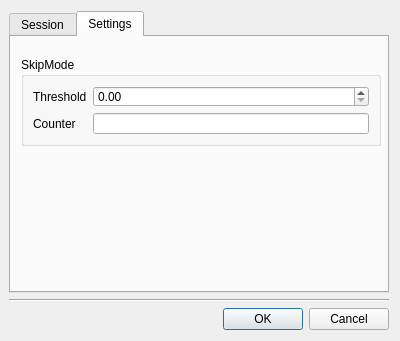
Above: spectromicroscopy/smpgui/ui_configuresmp.ui from praxes/praxes before the change. Below: the same form after it.
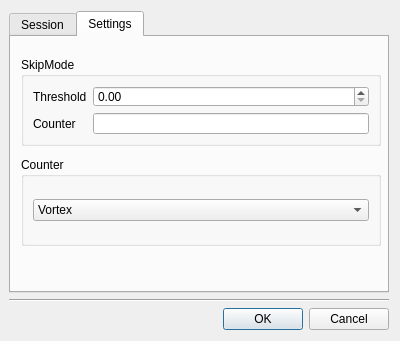
That is the form after the change.

Commit message: [svn] Set up infrastructure for counter setting Added ICR,OCR,Real,Live correction for vortex counter

Diff of the .ui file:
```diff
--- a/spectromicroscopy/smpgui/ui_configuresmp.ui
+++ b/spectromicroscopy/smpgui/ui_configuresmp.ui
@@ -146,6 +146,40 @@
         </item>
        </layout>
       </widget>
+      <widget class="QGroupBox" name="groupBox_3" >
+       <property name="geometry" >
+        <rect>
+         <x>10</x>
+         <y>120</y>
+         <width>360</width>
+         <height>89</height>
+        </rect>
+       </property>
+       <property name="title" >
+        <string>Counter</string>
+       </property>
+       <layout class="QGridLayout" >
+        <item rowspan="2" row="0" column="1" >
+         <widget class="QComboBox" name="counterTypeBox" >
+          <item>
+           <property name="text" >
+            <string>Vortex</string>
+           </property>
+          </item>
+          <item>
+           <property name="text" >
+            <string>Xflash</string>
+           </property>
+          </item>
+          <item>
+           <property name="text" >
+            <string>Ortech</string>
+           </property>
+          </item>
+         </widget>
+        </item>
+       </layout>
+      </widget>
      </widget>
     </widget>
    </item>
```
The commit also changes 5 other files.
